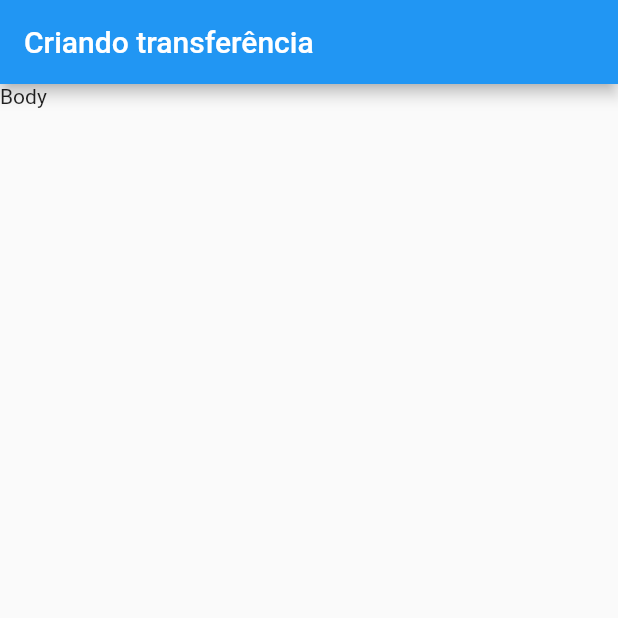
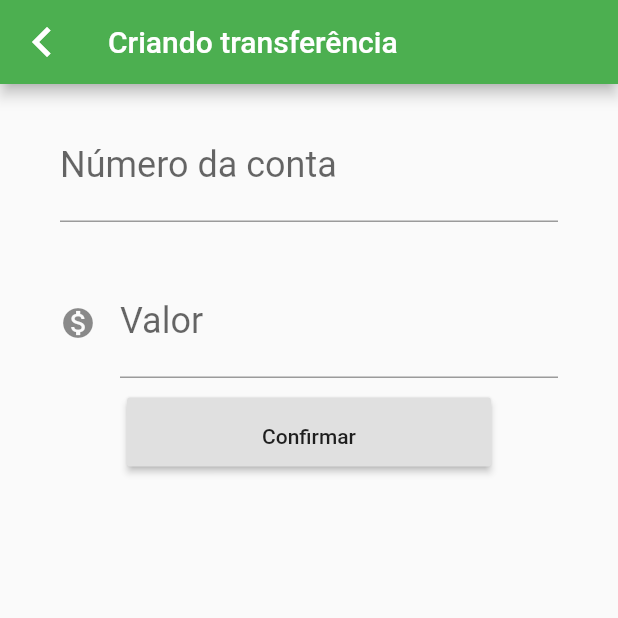
Before and after one commit to DevPrata/bytebankFlutter, a Flutter app: the screen it shows after launch, on a phone screen of 412 x 824 dp, the top half of it. Run offline on Flutter 3.47's test engine with Material 2 defaults, Android fonts, the phone set to English and light mode, and no system bars.

Commit message:
Capitulo 3 - Criando textfields e button para formulário

```diff
--- a/lib/main.dart
+++ b/lib/main.dart
@@ -18,15 +18,84 @@ class ByteBankApp extends StatelessWidget {
 }
 
 class FormularioTransferencia extends StatelessWidget {
+
+  final TextEditingController _controladorCampoNumeroConta = TextEditingController();
+
+  final TextEditingController _controladorCampoValor = TextEditingController();
+
   @override
   Widget build(BuildContext context) {
+
     return Scaffold(
       appBar: AppBar(
         title: Text('Criando transferência'),
+        leading: Icon(Icons.navigate_before,size: 40,),
+        backgroundColor: Colors.green,
       ),
 
-      body: Text("Body"),
+      body: Column(
+        children: <Widget>[
+
+          Padding(
+            padding: const EdgeInsets.fromLTRB(40.0, 18.0, 40.0, 12.0),
+            child: TextField(
+              controller: _controladorCampoNumeroConta,
+
+              style: TextStyle(
+                fontSize: 24.0
+              ),
+
+              decoration: InputDecoration(
+                labelText: 'Número da conta',
+                hintText: '0000'
+              ),
+
+              keyboardType: TextInputType.number,
+            ),
+
+          ),
+
+          Padding(
+            padding: const EdgeInsets.fromLTRB(40.0, 18.0, 40.0, 12.0),
+            child: TextField(
+              controller: _controladorCampoValor,
+
+              style: TextStyle(
+                  fontSize: 24.0
+              ),
+
+              decoration: InputDecoration(
+                  icon:Icon(Icons.monetization_on),
+                  labelText: 'Valor',
+                  hintText: '000.0'
+              ),
+
+              keyboardType: TextInputType.number,
+            ),
+
+          ),
+
+
+          RaisedButton(
+            onPressed: () {
+              final int numeroConta = int.tryParse(_controladorCampoNumeroConta.text);
+              final double valor = double.tryParse(_controladorCampoValor.text);
+
+              if(numeroConta != null && valor != null) {
+                final transferenciaCriada = Transferencia(valor,numeroConta);
+                debugPrint('$transferenciaCriada');
+              }
+
+            },
+            child:Text('Confirmar'),
+            padding: const EdgeInsets.fromLTRB(90.0, 18.0, 90, 12.0) ,
+
+          )
+
+        ],
+      ),
     );
+
   }
 }
 
@@ -34,6 +103,7 @@ class ListaTransferencia extends StatelessWidget {
   @override
   Widget build(BuildContext context) {
     return Scaffold(
+
       //Navigation Bar no topo
       appBar: AppBar(
         title: Text('Transferências'),
@@ -42,8 +112,6 @@ class ListaTransferencia extends StatelessWidget {
       body: Column(
         children: <Widget>[
           ItemTransferencia(Transferencia(100.0, 1000)),
-          ItemTransferencia(Transferencia(200.0, 1001)),
-          ItemTransferencia(Transferencia(300.0, 1002)),
         ],
       ),
 
@@ -76,4 +144,9 @@ class Transferencia {
   final int numeroConta;
 
   Transferencia(this.valor, this.numeroConta);
+
+  @override
+  String toString() {
+    return 'Transferencia{ valor:$valor, numeroConta:$numeroConta }';
+  }
 }
```
Also changed, not shown: 1 other file.
